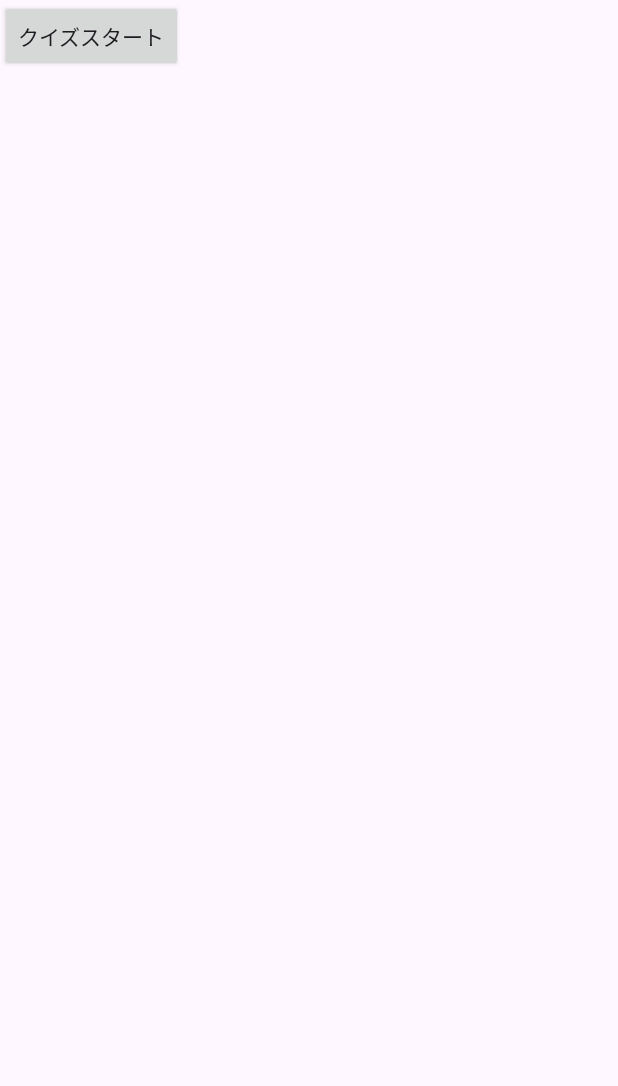
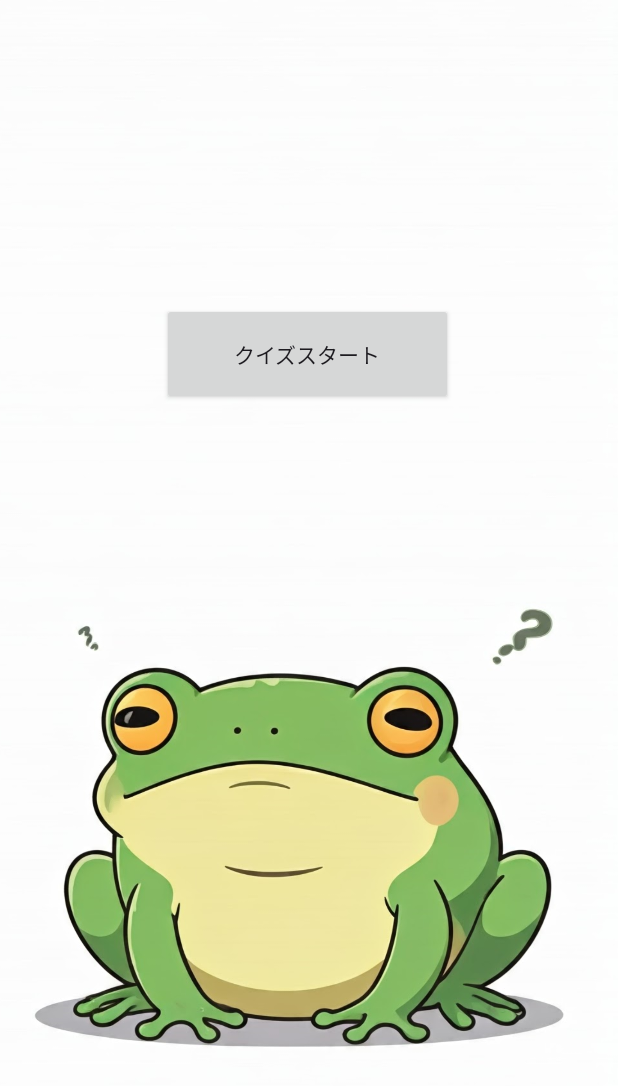
Before and after one commit to hide0119/GambareRentaro, an Android app built with Jetpack Compose: the screen it shows after launch (MenuActivity), on a phone screen of 412 x 824 dp. Shown: the top 1086 px of the screen. Run offline under Robolectric (Android 15) with nearby library versions, the phone set to English and light mode, and no system bars.

Commit message:
メニュー画面の背景画像を追加

```diff
--- a/app/src/main/res/layout/activity_menu.xml
+++ b/app/src/main/res/layout/activity_menu.xml
@@ -1,14 +1,22 @@
 <?xml version="1.0" encoding="utf-8"?>
 <androidx.constraintlayout.widget.ConstraintLayout xmlns:android="http://schemas.android.com/apk/res/android"
+    xmlns:app="http://schemas.android.com/apk/res-auto"
     xmlns:tools="http://schemas.android.com/tools"
     android:layout_width="match_parent"
-    android:layout_height="match_parent">
+    android:layout_height="match_parent"
+    android:background="@drawable/background">
 
     <Button
         android:id="@+id/start_button"
-        android:layout_width="wrap_content"
-        android:layout_height="wrap_content"
+        android:layout_width="194dp"
+        android:layout_height="68dp"
         android:text="クイズスタート"
+        app:layout_constraintBottom_toBottomOf="parent"
+        app:layout_constraintEnd_toEndOf="parent"
+        app:layout_constraintHorizontal_bias="0.495"
+        app:layout_constraintStart_toStartOf="parent"
+        app:layout_constraintTop_toTopOf="parent"
+        app:layout_constraintVertical_bias="0.267"
         tools:ignore="MissingConstraints" />
 
 </androidx.constraintlayout.widget.ConstraintLayout>
```
Also changed, not shown: app/src/main/res/drawable/background.png (added).
